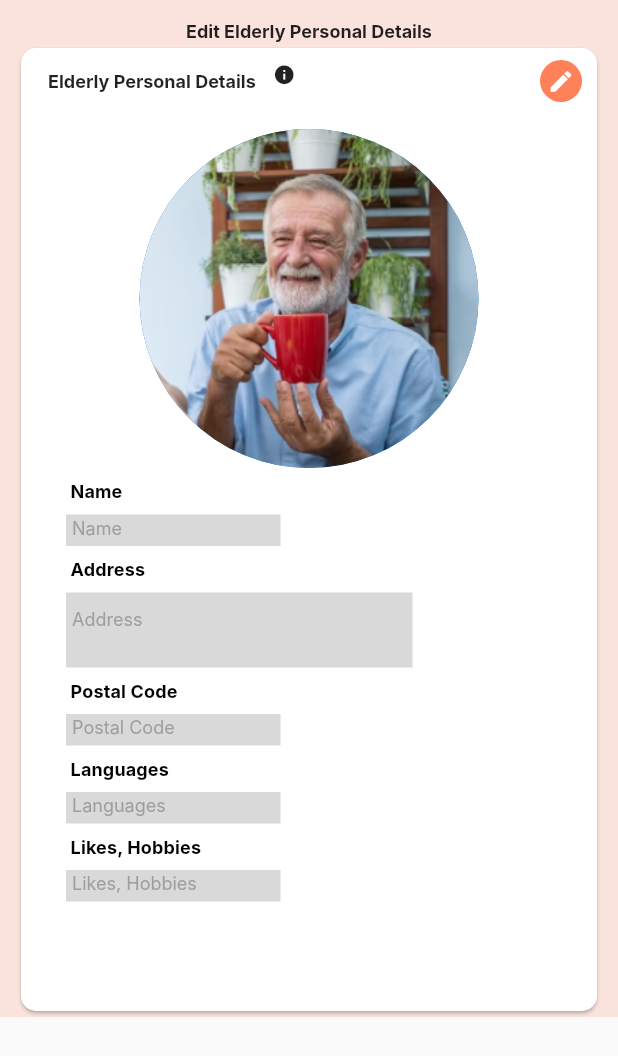
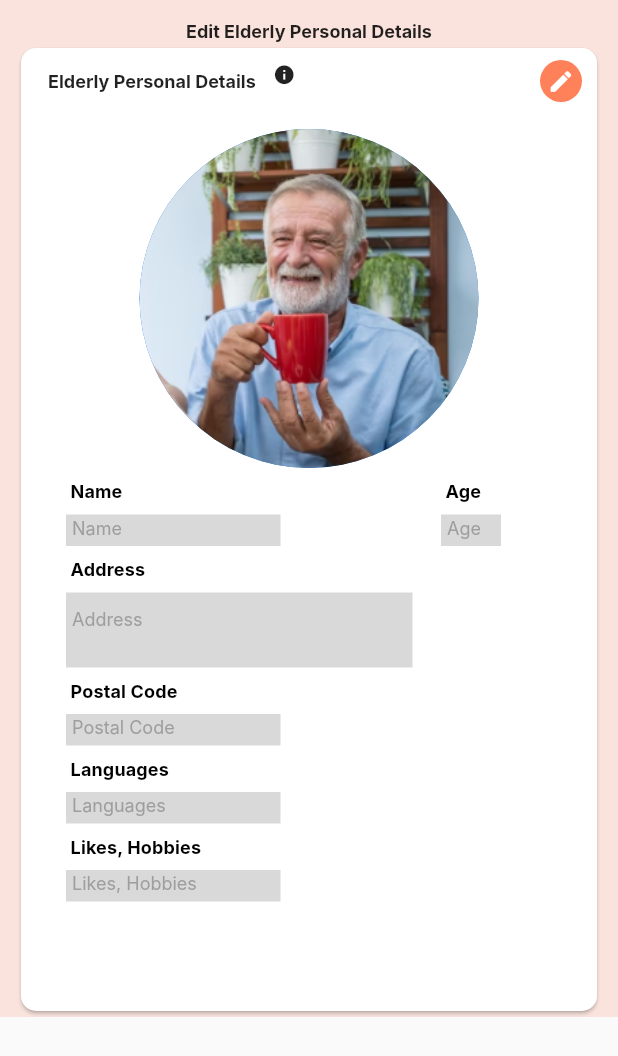
Before and after one commit to chayhuixiang/Cane-9-App, a Flutter app: the EditPatientPage screen opened directly, on a phone screen of 412 x 824 dp. Shown: the top 1056 px of the screen. Run offline on Flutter 3.47's test engine with Material 2 defaults, Android fonts, the phone set to English and light mode, and no system bars; our stand-ins replace firebase_core, firebase_storage, geocoding, google_maps_flutter, google_places_flutter; accounts and stored records are empty; network calls fail; Roboto replaces fonts that are missing (Inter).

Commit message:
done with elderly patient details

```diff
--- a/lib/screens/edit_patient_page.dart
+++ b/lib/screens/edit_patient_page.dart
@@ -103,11 +103,27 @@ class _EditPatientPageState extends State<EditPatientPage> {
                               radius: 113,
                             ),
                           ),
-                          const LableInput(
-                            label: "Name",
-                            boxwidthhere: 143,
-                            boxheighthere: 21,
-                            howmanylineshere: 1,
+                          Row(
+                            children: const [
+                              SizedBox(
+                                width: 250,
+                                child: LableInput(
+                                  label: "Name",
+                                  boxwidthhere: 143,
+                                  boxheighthere: 21,
+                                  howmanylineshere: 1,
+                                ),
+                              ),
+                              SizedBox(
+                                width: 100,
+                                child: LableInput(
+                                  label: "Age",
+                                  boxwidthhere: 40,
+                                  boxheighthere: 21,
+                                  howmanylineshere: 1,
+                                ),
+                              ),
+                            ],
                           ),
                           const LableInput(
                             label: "Address",
```
